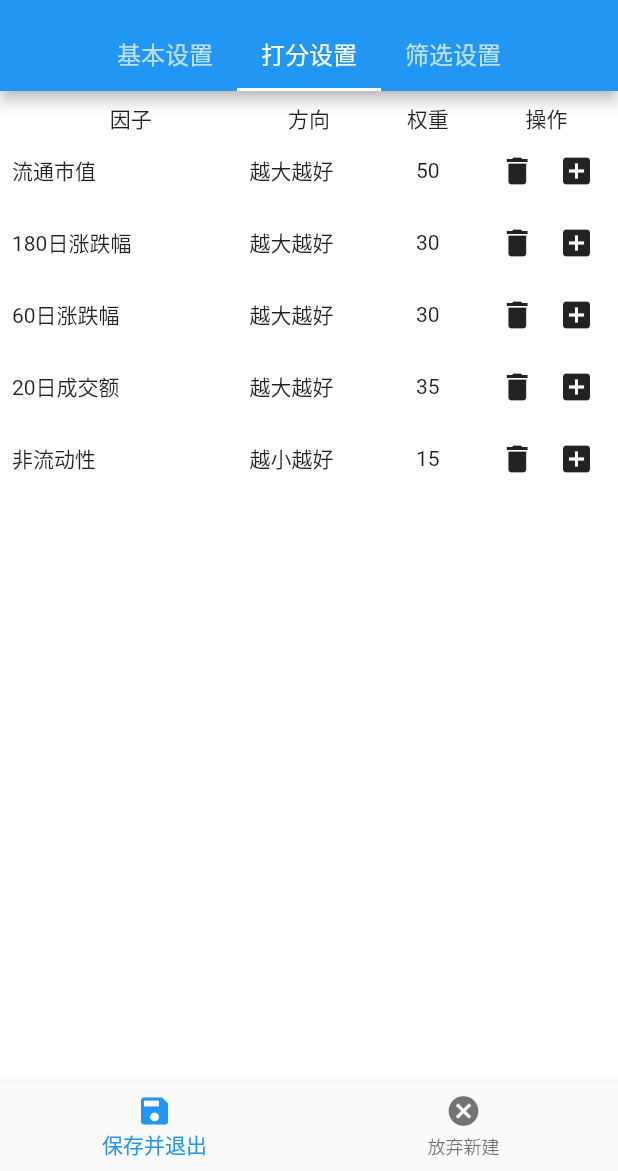
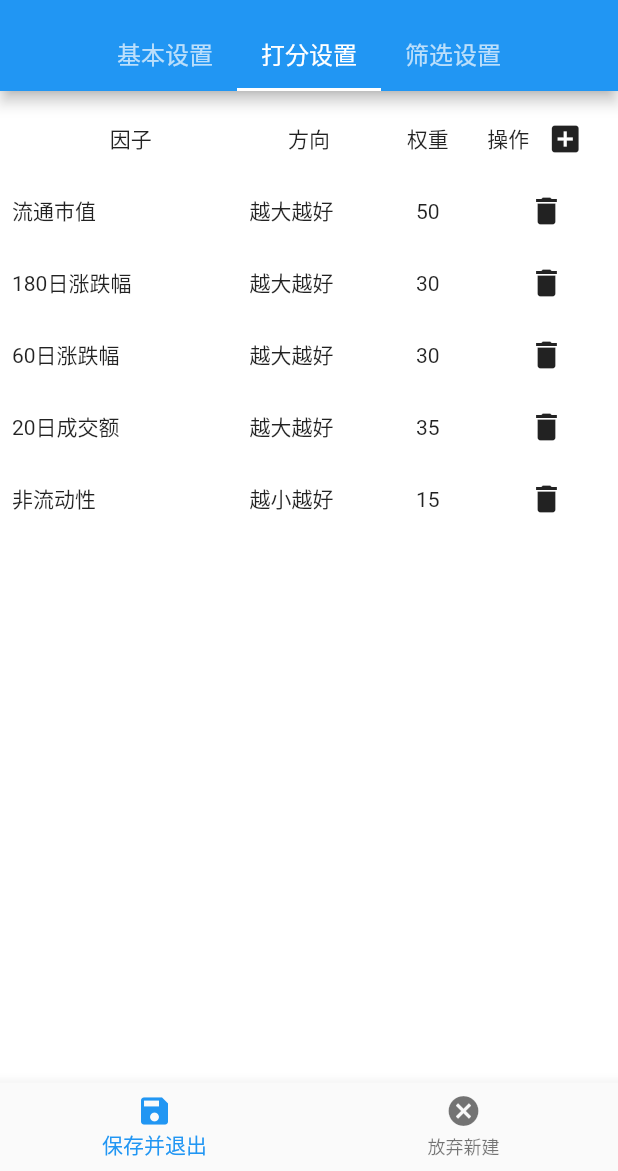
Before and after one commit to 1193223605/QuantAdvisor, a Flutter app: the screen it shows after launch, tab 2 chosen, on a phone screen of 412 x 824 dp, the part 65-1236 px from its top. Run offline on Flutter 3.47's test engine with Material 2 defaults, Android fonts, the phone set to English and light mode, and no system bars; network calls fail.

Commit message:
改进 因子列表 界面

```diff
--- a/lib/FactorList.dart
+++ b/lib/FactorList.dart
@@ -30,9 +30,21 @@ class FactorList extends StatelessWidget
 
                   new Expanded(
                     flex:1,
-                    child: new Text('操作',
-                        textAlign: TextAlign.center),
+                    child: Row(
+                      children:<Widget>[
 
+                        new Text('操作',
+                          textAlign: TextAlign.left
+                          ),
+
+                        new IconButton(
+                          onPressed: () {},
+                          icon: new Icon(Icons.add_box),
+                          tooltip: '添加',
+                        ),
+
+                      ]
+                    )
                   ),
             ],
           ),
@@ -80,27 +92,11 @@ class FactorList1 extends StatelessWidget
 
                 new Expanded(
                   flex:1,
-                  child: Row(
-                    children:<Widget>[
-
-                      new Expanded(
-                        child: new IconButton(
+                  child:  new IconButton(
                           onPressed: () {},
                           icon: new Icon(Icons.delete),
                           tooltip: '删除',
                         ),
-                      ),
-
-                      new Expanded(
-                        child: new IconButton(
-                          onPressed: () {},
-                          icon: new Icon(Icons.add_box),
-                          tooltip: '添加',
-                        ),
-                      ),
-
-                    ]
-                  ),
                 ),
           ],
         ),
@@ -128,27 +124,11 @@ class FactorList1 extends StatelessWidget
 
                 new Expanded(
                   flex:1,
-                  child: Row(
-                    children:<Widget>[
-
-                      new Expanded(
-                        child: new IconButton(
+                  child:  new IconButton(
                           onPressed: () {},
                           icon: new Icon(Icons.delete),
                           tooltip: '删除',
                         ),
-                      ),
-
-                      new Expanded(
-                        child: new IconButton(
-                          onPressed: () {},
-                          icon: new Icon(Icons.add_box),
-                          tooltip: '添加',
-                        ),
-                      ),
-
-                    ]
-                  ),
                 ),
 
           ],
@@ -176,27 +156,11 @@ class FactorList1 extends StatelessWidget
 
                 new Expanded(
                   flex:1,
-                  child: Row(
-                    children:<Widget>[
-
-                      new Expanded(
-                        child: new IconButton(
+                  child:  new IconButton(
                           onPressed: () {},
                           icon: new Icon(Icons.delete),
                           tooltip: '删除',
                         ),
-                      ),
-
-                      new Expanded(
-                        child: new IconButton(
-                          onPressed: () {},
-                          icon: new Icon(Icons.add_box),
-                          tooltip: '添加',
-                        ),
-                      ),
-
-                    ]
-                  ),
                 ),
 
           ],
@@ -225,27 +189,11 @@ class FactorList1 extends StatelessWidget
 
                 new Expanded(
                   flex:1,
-                  child: Row(
-                    children:<Widget>[
-
-                      new Expanded(
-                        child: new IconButton(
+                  child:  new IconButton(
                           onPressed: () {},
                           icon: new Icon(Icons.delete),
                           tooltip: '删除',
                         ),
-                      ),
-
-                      new Expanded(
-                        child: new IconButton(
-                          onPressed: () {},
-                          icon: new Icon(Icons.add_box),
-                          tooltip: '添加',
-                        ),
-                      ),
-
-                    ]
-                  ),
                 ),
 
           ],
@@ -273,27 +221,11 @@ class FactorList1 extends StatelessWidget
 
                 new Expanded(
                   flex:1,
-                  child: Row(
-                    children:<Widget>[
-
-                      new Expanded(
-                        child: new IconButton(
+                  child:  new IconButton(
                           onPressed: () {},
                           icon: new Icon(Icons.delete),
                           tooltip: '删除',
                         ),
-                      ),
-
-                      new Expanded(
-                        child: new IconButton(
-                          onPressed: () {},
-                          icon: new Icon(Icons.add_box),
-                          tooltip: '添加',
-                        ),
-                      ),
-
-                    ]
-                  ),
                 ),
 
           ],
```
